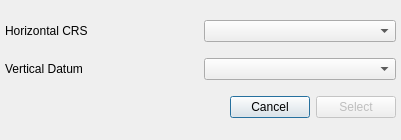
The window that src/apps/crs_selector.ui (zxgdll/geotools) describes before a commit, drawn with Qt 5.
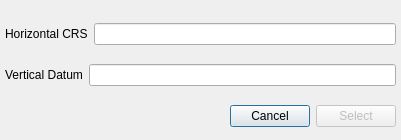
The same window after the commit.

Commit message: CRS selector for lasgrid works. UI still doesn't do anything.

Patch:
```diff
--- a/src/apps/crs_selector.ui
+++ b/src/apps/crs_selector.ui
@@ -22,7 +22,7 @@
      <x>5</x>
      <y>10</y>
      <width>391</width>
-     <height>121</height>
+     <height>133</height>
     </rect>
    </property>
    <layout class="QVBoxLayout" name="verticalLayout">
@@ -36,7 +36,7 @@
        </widget>
       </item>
       <item>
-       <widget class="QComboBox" name="cboHorizontalCRS"/>
+       <widget class="QLineEdit" name="txtHorizontalCRS"/>
       </item>
      </layout>
     </item>
@@ -50,7 +50,7 @@
        </widget>
       </item>
       <item>
-       <widget class="QComboBox" name="cboVerticalDatum"/>
+       <widget class="QLineEdit" name="txtVerticalDatum"/>
       </item>
      </layout>
     </item>
```
The commit also changes 4 other files.
